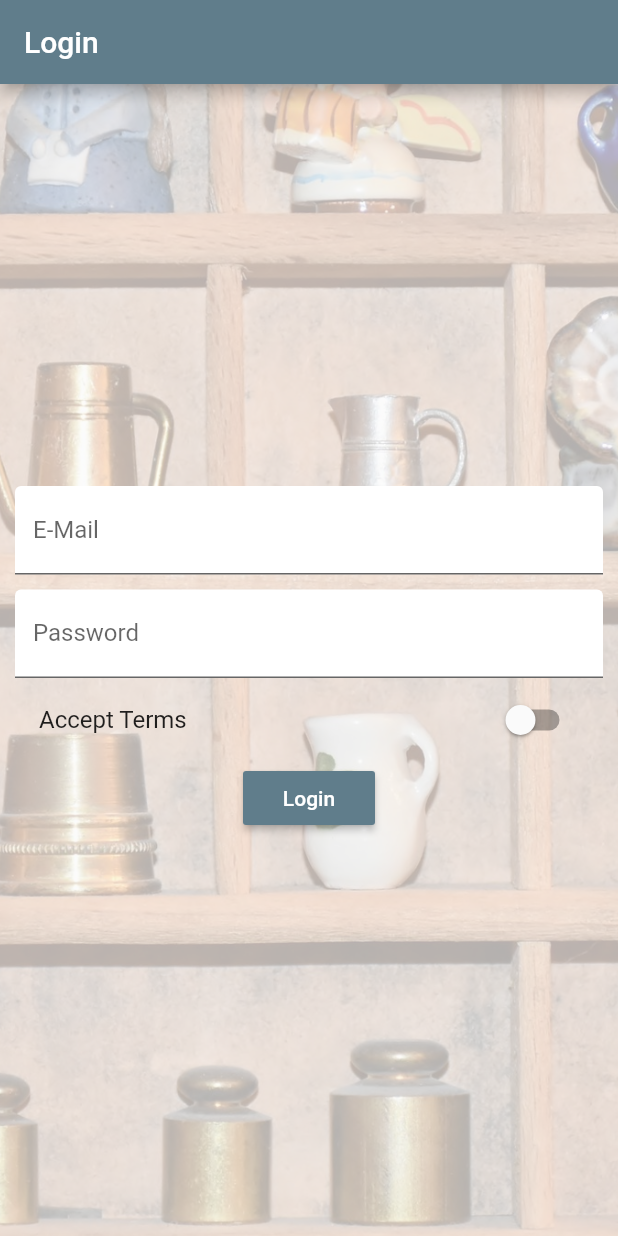
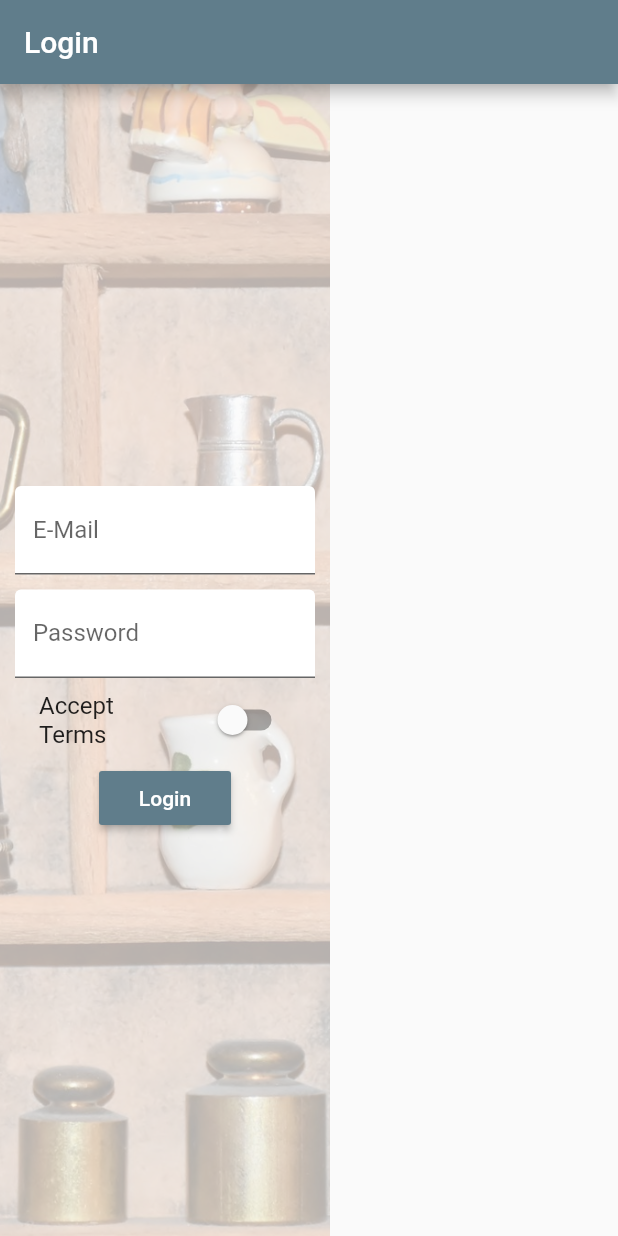
Before and after one commit to kom3/ProductList-APP, a Flutter app: the screen it shows after launch, on a phone screen of 412 x 824 dp. Run offline on Flutter 3.47's test engine with Material 2 defaults, Android fonts, the phone set to English and light mode, and no system bars.

Commit message:
Adding width

```diff
--- a/lib/pages/auth.dart
+++ b/lib/pages/auth.dart
@@ -86,7 +86,9 @@ class _AuthPageState extends State<AuthPage> {
           image: _buildBackgroundImage(),
         ),
         padding: EdgeInsets.all(10.0),
-        child: Center(
+        child: Container(
+          alignment: Alignment.center,
+          width: 200.0,
           child: SingleChildScrollView(
             child: Column(
               children: <Widget>[
```
